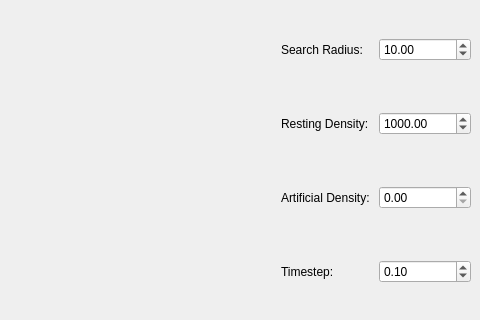
Old version of the form mainwindow.ui in the repository wleuschner/pbf_tutorial; both pictures show x 544 to 1024 and y 182 to 502 of the 1024 by 768 pixel window.
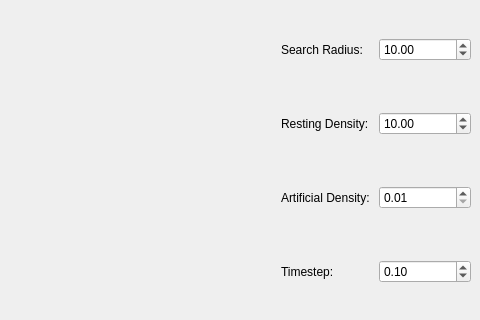
New version of the form. Custom widgets are drawn as their Qt base class.

```diff
--- a/mainwindow.ui
+++ b/mainwindow.ui
@@ -135,6 +135,9 @@
         </item>
         <item>
          <widget class="QDoubleSpinBox" name="doubleSpinBox_2">
+          <property name="minimum">
+           <double>1.000000000000000</double>
+          </property>
           <property name="maximum">
            <double>1000000.000000000000000</double>
           </property>
@@ -142,7 +145,7 @@
            <double>10.000000000000000</double>
           </property>
           <property name="value">
-           <double>1000.000000000000000</double>
+           <double>10.000000000000000</double>
           </property>
          </widget>
         </item>
@@ -161,7 +164,17 @@
          </widget>
         </item>
         <item>
-         <widget class="QDoubleSpinBox" name="doubleSpinBox_3"/>
+         <widget class="QDoubleSpinBox" name="doubleSpinBox_3">
+          <property name="minimum">
+           <double>0.010000000000000</double>
+          </property>
+          <property name="maximum">
+           <double>1.000000000000000</double>
+          </property>
+          <property name="singleStep">
+           <double>0.100000000000000</double>
+          </property>
+         </widget>
         </item>
        </layout>
       </item>
```
Left out of the diff: 12 changed lines with no effect on the pictures.
